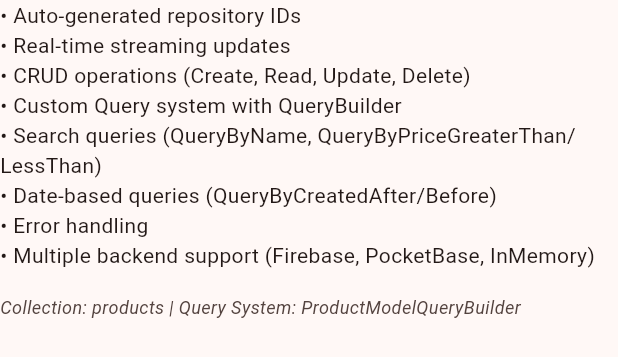
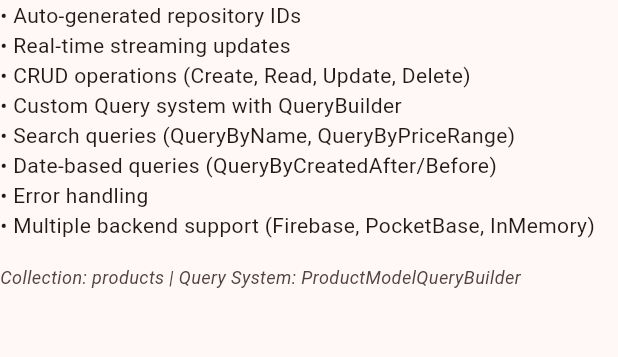
Before and after one commit to WAMF/kiss_repository, a Flutter app: the RepositoryInfoWidget widget shown alone on an empty page, opened directly, on a phone screen of 412 x 824 dp. Shown: the top 357 px of the screen. Run offline on Flutter 3.47's test engine with Material 3 defaults, Android fonts, the phone set to English and light mode, and no system bars; our stand-ins replace cloud_firestore, drift, firebase_core, pocketbase, rxdart; missing offline and left inert: kiss_dependencies, kiss_drift_repository, kiss_firebase_repository, kiss_pocketbase_repository; accounts and stored records are empty.

Commit message:
docs: update example documentation for QueryByPriceRange
- Replace QueryByPriceGreaterThan/LessThan references with QueryByPriceRange

```diff
--- a/example/lib/widgets/repository_info_widget.dart
+++ b/example/lib/widgets/repository_info_widget.dart
@@ -13,7 +13,7 @@
         const Text('• Real-time streaming updates'),
         const Text('• CRUD operations (Create, Read, Update, Delete)'),
         const Text('• Custom Query system with QueryBuilder'),
-        const Text('• Search queries (QueryByName, QueryByPriceGreaterThan/LessThan)'),
+        const Text('• Search queries (QueryByName, QueryByPriceRange)'),
         const Text('• Date-based queries (QueryByCreatedAfter/Before)'),
         const Text('• Error handling'),
         const Text('• Multiple backend support (Firebase, PocketBase, InMemory)'),
```
